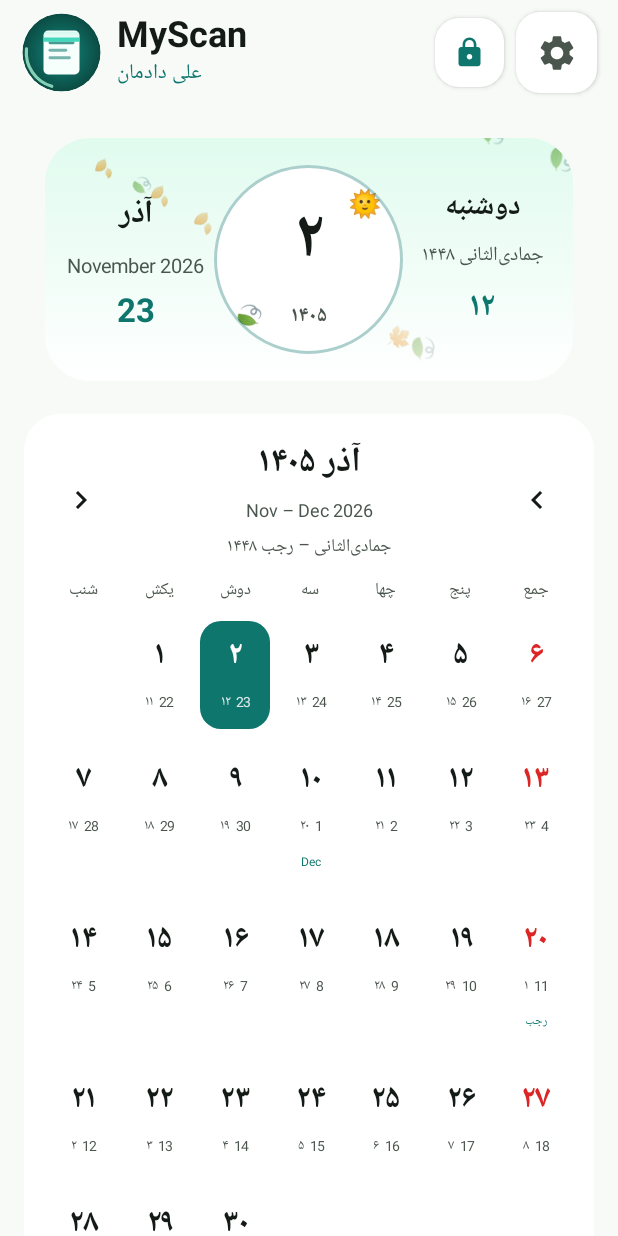
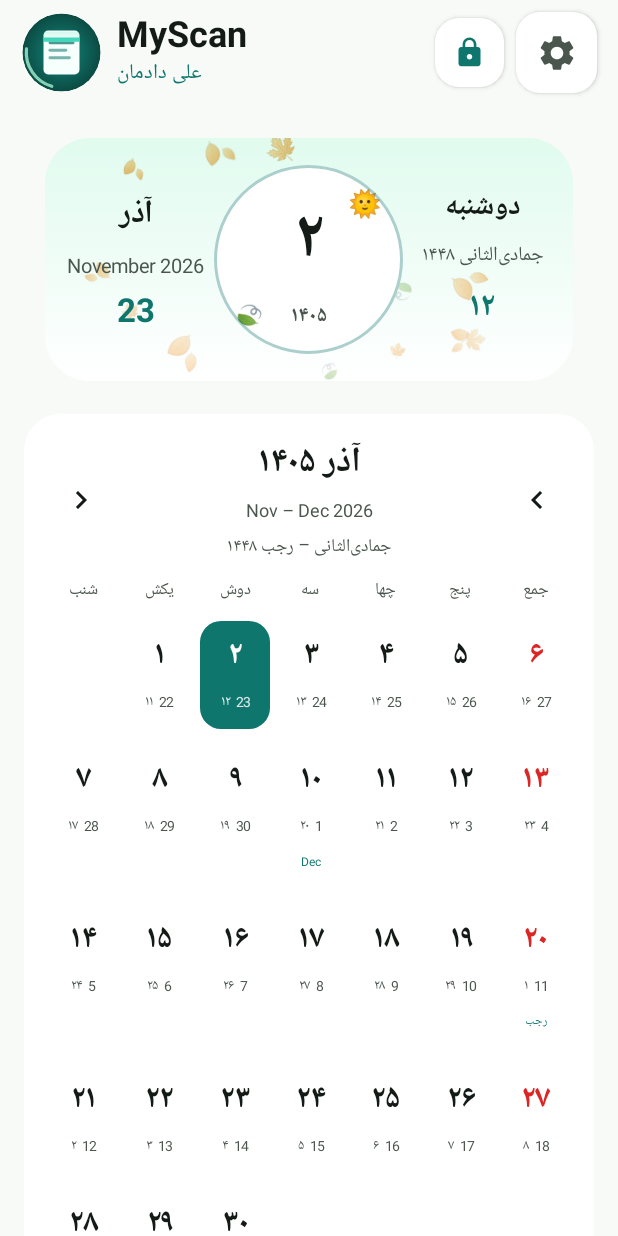
Before and after one commit to adad-bot/MyScan, an Android app built with Jetpack Compose: the composable CalendarScreen shown on its own in the app's theme, on a phone screen of 412 x 824 dp. Run offline under Robolectric (Android 15) with nearby library versions, the phone set to English and light mode, and no system bars; pictures from the network do not load.

Commit message:
feat: randomized natural seasonal particles with per-item path, speed and rotation

```diff
--- a/app/src/main/java/ir/scanfa/app/ui/SeasonParticles.kt
+++ b/app/src/main/java/ir/scanfa/app/ui/SeasonParticles.kt
@@ -10,56 +10,91 @@ import androidx.compose.foundation.layout.offset
 import androidx.compose.material3.Text
 import androidx.compose.runtime.Composable
 import androidx.compose.runtime.getValue
+import androidx.compose.runtime.remember
 import androidx.compose.ui.Modifier
 import androidx.compose.ui.graphics.graphicsLayer
 import androidx.compose.ui.unit.IntOffset
-import androidx.compose.ui.unit.dp
 import androidx.compose.ui.unit.sp
+import kotlin.math.PI
+import kotlin.math.sin
 import kotlin.math.roundToInt
+import kotlin.random.Random
+
+private data class SeasonItem(
+    val emoji: String,
+    val baseX: Float,
+    val phase: Float,
+    val speed: Float,
+    val sway: Float,
+    val swayFreq: Float,
+    val size: Float,
+    val spin: Float,
+    val alpha: Float
+)
 
 /**
- * بارش آرام و تزئینی داخل کارت تاریخ؛
- * پاییز برگ، زمستان برف، بهار گل و تابستان ستاره/نور.
+ * بارش واقعی و تصادفی برگ/برف/گل داخل کارت تاریخ؛
+ * هر گلبرگ مسیر، سرعت، اندازه و چرخش جداگانه دارد.
  */
 @Composable
 fun SeasonParticles(month: Int, modifier: Modifier = Modifier) {
     val emojis = when (month) {
-        1, 2, 3 -> listOf("🌸", "🌺", "🌼", "❀")
-        4, 5, 6 -> listOf("☀️", "✨", "🌤", "☀")
-        7, 8, 9 -> listOf("🍂", "🍁", "🍃")
-        else -> listOf("❄️", "❅", "❄")
+        1, 2, 3 -> listOf("🌸", "🌺", "🌼", "🌷")
+        4, 5, 6 -> listOf("✨", "☀️", "🌤", "☀")
+        7, 8, 9 -> listOf("🍂", "🍁", "🍃", "🍂")
+        else -> listOf("❄️", "❅", "❄", "✻")
     }
     val count = when (month) {
-        7, 8, 9 -> 12
-        10, 11, 12 -> 14
-        else -> 10
+        7, 8, 9 -> 18
+        10, 11, 12 -> 22
+        1, 2, 3 -> 14
+        else -> 12
+    }
+
+    val items = remember(month) {
+        val random = Random(month * 7919L + 13L)
+        List(count) { index ->
+            SeasonItem(
+                emoji = emojis[index % emojis.size],
+                baseX = random.nextFloat(),
+                phase = random.nextFloat(),
+                speed = 0.55f + random.nextFloat() * 0.9f,
+                sway = 0.02f + random.nextFloat() * 0.09f,
+                swayFreq = 0.6f + random.nextFloat() * 1.6f,
+                size = 10f + random.nextFloat() * 12f,
+                spin = (random.nextFloat() - 0.5f) * 2f,
+                alpha = 0.55f + random.nextFloat() * 0.4f
+            )
+        }
     }
 
     val transition = rememberInfiniteTransition(label = "seasonParticles")
     val t by transition.animateFloat(
         initialValue = 0f,
         targetValue = 1f,
-        animationSpec = infiniteRepeatable(tween(16000, easing = LinearEasing)),
+        animationSpec = infiniteRepeatable(tween(18000, easing = LinearEasing)),
         label = "seasonT"
     )
 
     BoxWithConstraints(modifier) {
         val width = constraints.maxWidth.toFloat()
         val height = constraints.maxHeight.toFloat()
-        repeat(count) { i ->
-            val seed = ((i * 37) % 100) / 100f
-            val local = ((t + seed) % 1f)
-            val x = width * (0.05f + seed * 0.9f) + (width * 0.05f) * kotlin.math.sin((t + seed) * 6.28f)
-            val y = height * local
-            val size = 11f + seed * 6f
+
+        items.forEach { item ->
+            val local = ((t * item.speed + item.phase) % 1f)
+            val swayOffset = sin((t * item.swayFreq + item.phase) * 2f * PI).toFloat() * width * item.sway
+            val wind = width * 0.04f * (local - 0.5f)
+            val x = width * item.baseX + swayOffset + wind
+            val y = height * local - 16f
+
             Text(
-                text = emojis[i % emojis.size],
-                fontSize = size.sp,
+                text = item.emoji,
+                fontSize = item.size.sp,
                 modifier = Modifier
-                    .offset { IntOffset(x.roundToInt(), (y - 14.dp.value * 2).roundToInt()) }
+                    .offset { IntOffset(x.roundToInt(), y.roundToInt()) }
                     .graphicsLayer {
-                        rotationZ = t * 360f * (0.3f + seed)
-                        alpha = (0.85f - local * 0.15f).coerceIn(0.4f, 2f)
+                        rotationZ = (item.phase * 360f) + local * 300f * item.spin
+                        alpha = (item.alpha * (1f - local * 0.25f)).coerceIn(0.25f, 1f)
                     }
             )
         }
```
Also changed, not shown: 2 other files.
